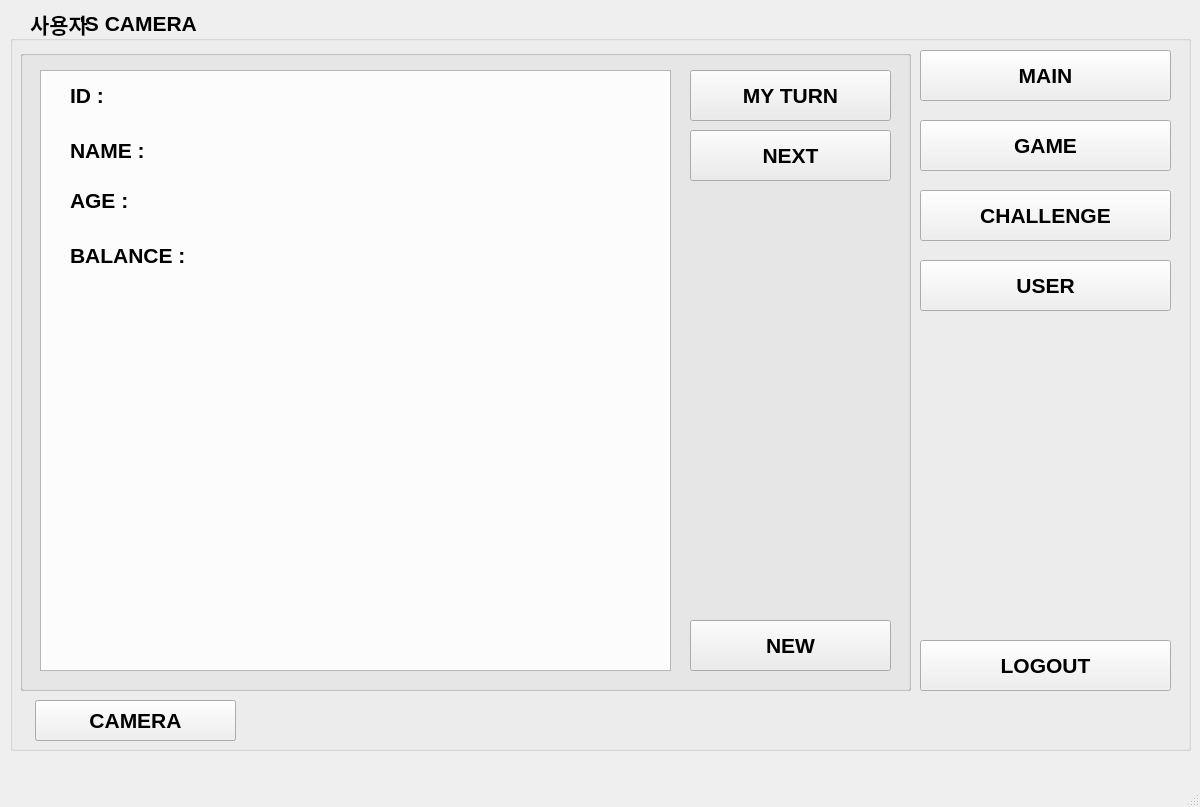
Above: simple.ui from MYFIT-Make-Your-Fitness/MYFIT before the change. Below: the same form after it.
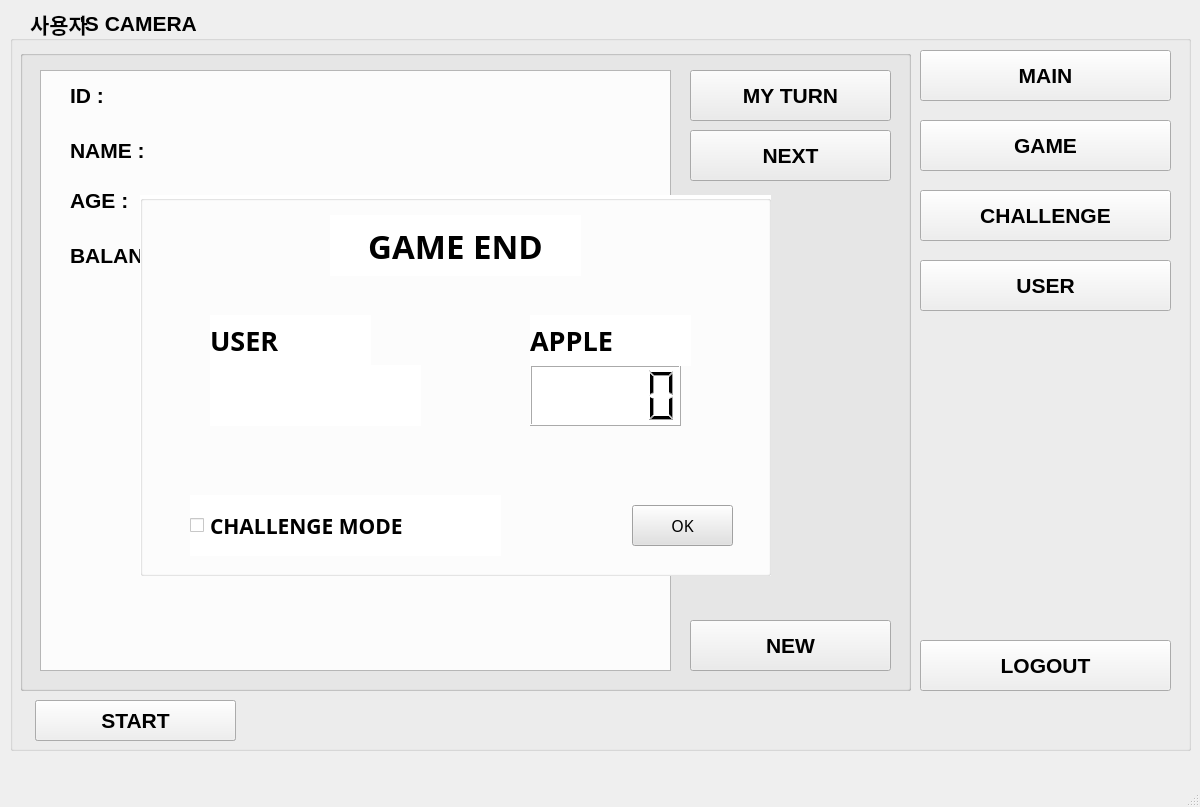
That is the form after the change. Custom widgets are drawn as their Qt base class.

Commit message:
게임 결과 출력
게임 결과 출력

What changed in the file:
```diff
--- a/simple.ui
+++ b/simple.ui
@@ -221,7 +221,7 @@
       </rect>
      </property>
      <property name="text">
-      <string>CAMERA</string>
+      <string>START</string>
      </property>
     </widget>
     <widget class="QGroupBox" name="groupBox_us">
@@ -336,6 +336,170 @@
         <height>371</height>
        </rect>
       </property>
+      <zorder>groupBox_G</zorder>
+      <zorder>groupBox_G</zorder>
+      <zorder>groupBox_G</zorder>
+     </widget>
+    </widget>
+    <widget class="QGroupBox" name="groupBox_G">
+     <property name="geometry">
+      <rect>
+       <x>130</x>
+       <y>185</y>
+       <width>631</width>
+       <height>381</height>
+      </rect>
+     </property>
+     <property name="styleSheet">
+      <string notr="true">background-color: rgb(255, 255, 255);
+border-color: rgb(108, 108, 108)</string>
+     </property>
+     <property name="title">
+      <string/>
+     </property>
+     <widget class="QPushButton" name="btnOk">
+      <property name="geometry">
+       <rect>
+        <x>492</x>
+        <y>310</y>
+        <width>101</width>
+        <height>41</height>
+       </rect>
+      </property>
+      <property name="font">
+       <font>
+        <family>Adobe 명조 Std M</family>
+        <pointsize>12</pointsize>
+       </font>
+      </property>
+      <property name="styleSheet">
+       <string notr="true">background-color: rgb(225, 225, 225)</string>
+      </property>
+      <property name="text">
+       <string>OK</string>
+      </property>
+     </widget>
+     <widget class="QLCDNumber" name="lcdNumber">
+      <property name="geometry">
+       <rect>
+        <x>390</x>
+        <y>170</y>
+        <width>151</width>
+        <height>61</height>
+       </rect>
+      </property>
+     </widget>
+     <widget class="QLabel" name="lblApple">
+      <property name="geometry">
+       <rect>
+        <x>390</x>
+        <y>120</y>
+        <width>161</width>
+        <height>51</height>
+       </rect>
+      </property>
+      <property name="font">
+       <font>
+        <family>Adobe 명조 Std M</family>
+        <pointsize>20</pointsize>
+        <weight>75</weight>
+        <bold>true</bold>
+       </font>
+      </property>
+      <property name="text">
+       <string>APPLE</string>
+      </property>
+     </widget>
+     <widget class="QLabel" name="lblEnd">
+      <property name="geometry">
+       <rect>
+        <x>190</x>
+        <y>20</y>
+        <width>251</width>
+        <height>61</height>
+       </rect>
+      </property>
+      <property name="font">
+       <font>
+        <family>Adobe 명조 Std M</family>
+        <pointsize>25</pointsize>
+        <weight>75</weight>
+        <bold>true</bold>
+       </font>
+      </property>
+      <property name="text">
+       <string>GAME END</string>
+      </property>
+      <property name="alignment">
+       <set>Qt::AlignCenter</set>
+      </property>
+     </widget>
+     <widget class="QLabel" name="lblUser">
+      <property name="geometry">
+       <rect>
+        <x>70</x>
+        <y>120</y>
+        <width>161</width>
+        <height>51</height>
+       </rect>
+      </property>
+      <property name="font">
+       <font>
+        <family>Adobe 명조 Std M</family>
+        <pointsize>20</pointsize>
+        <weight>75</weight>
+        <bold>true</bold>
+       </font>
+      </property>
+      <property name="text">
+       <string>USER</string>
+      </property>
+     </widget>
+     <widget class="QCheckBox" name="challengemode">
+      <property name="geometry">
+       <rect>
+        <x>50</x>
+        <y>300</y>
+        <width>311</width>
+        <height>61</height>
+       </rect>
+      </property>
+      <property name="font">
+       <font>
+        <family>Adobe Ming Std L</family>
+        <pointsize>16</pointsize>
+        <weight>75</weight>
+        <bold>true</bold>
+       </font>
+      </property>
+      <property name="text">
+       <string>CHALLENGE MODE</string>
+      </property>
+     </widget>
+     <widget class="QLabel" name="lblId">
+      <property name="geometry">
+       <rect>
+        <x>70</x>
+        <y>170</y>
+        <width>211</width>
+        <height>61</height>
+       </rect>
+      </property>
+      <property name="font">
+       <font>
+        <family>Adobe Ming Std L</family>
+        <pointsize>18</pointsize>
+        <weight>75</weight>
+        <bold>true</bold>
+        <underline>true</underline>
+       </font>
+      </property>
+      <property name="styleSheet">
+       <string notr="true">border-color: rgb(170, 170, 170);</string>
+      </property>
+      <property name="text">
+       <string/>
+      </property>
      </widget>
     </widget>
     <zorder>ImgWidget</zorder>
@@ -349,6 +513,7 @@
     <zorder>groupBox_ch</zorder>
     <zorder>btnCamera_2</zorder>
     <zorder>groupBox_us</zorder>
+    <zorder>groupBox_G</zorder>
    </widget>
   </widget>
   <widget class="QMenuBar" name="menubar">
```
The commit also changes 1 other file.
